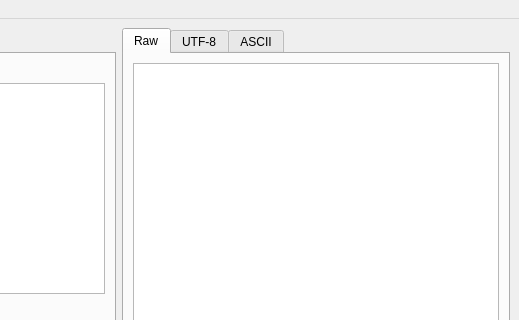
Old version of the form mainwindow.ui in the repository XorgX304/cute-aes; both pictures show x 281 to 800 and y 0 to 320 of the 800 by 600 pixel window.
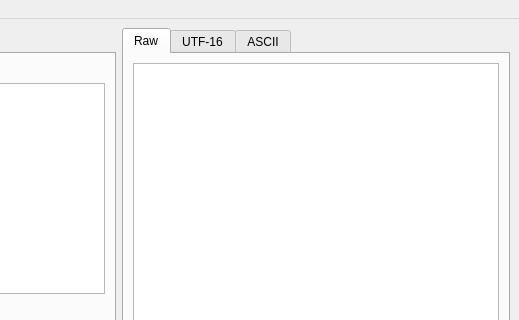
New version of the form. The open tabs and pages were chosen to show the change.

```diff
--- a/mainwindow.ui
+++ b/mainwindow.ui
@@ -147,7 +147,7 @@
         </widget>
         <widget class="QWidget" name="UtfTab">
          <attribute name="title">
-          <string>UTF-8</string>
+          <string>UTF-16</string>
          </attribute>
          <layout class="QGridLayout" name="gridLayout_3">
           <item row="0" column="0">
```
Left out of the diff: 4 changed lines with no effect on the pictures.
